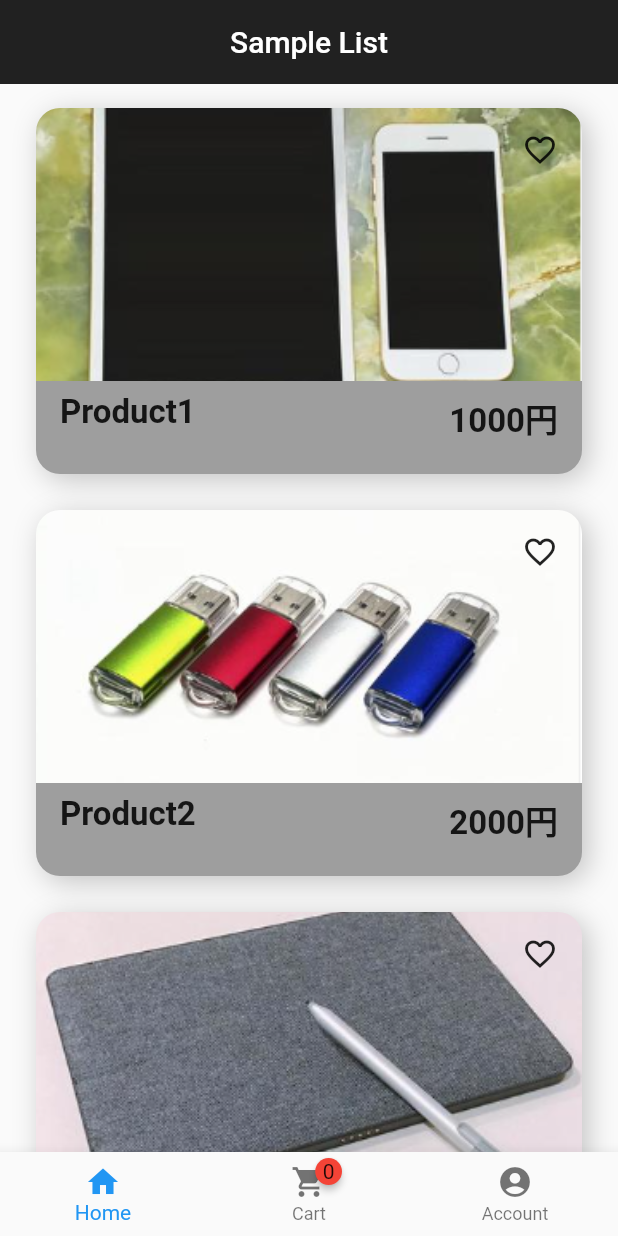
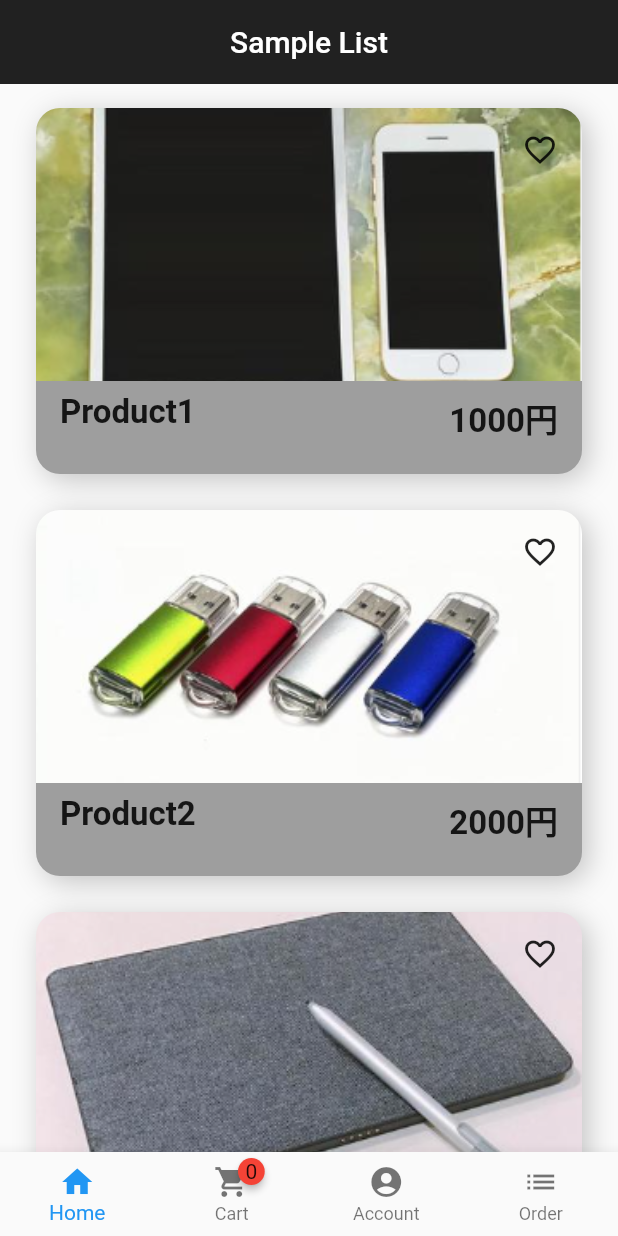
Before and after one commit to AppDeveloperMLLB/sample_shopping_app, a Flutter app: the BottomNavigationPage screen opened by its route, on a phone screen of 412 x 824 dp. Run offline on Flutter 3.47's test engine with Material 2 defaults, Android fonts, the phone set to English and light mode, and no system bars; drawn by our look-alikes of badges; our stand-ins replace flutter_riverpod, freezed_annotation, go_router, rxdart.

Commit message:
imprements temp order page

```diff
--- a/lib/src/features/cart/data/repository/in_memory_order_repository.dart
+++ b/lib/src/features/cart/data/repository/in_memory_order_repository.dart
@@ -18,4 +18,9 @@ class InMemoryOrderRepository implements OrderRepository {
     _orderList.add(order);
     _order.value = _orderList;
   }
+
+  @override
+  Stream<List<Order>> watchOrder() {
+    return _order.stream;
+  }
 }
--- a/lib/src/features/cart/domain/repository/order_repository.dart
+++ b/lib/src/features/cart/domain/repository/order_repository.dart
@@ -3,12 +3,21 @@ import 'package:sample_shopping_app/src/features/cart/domain/models/cart_item.da
 
 abstract class OrderRepository {
   Future<void> add(Order order);
+  Stream<List<Order>> watchOrder();
 }
 
 class Order {
   final String id;
+  final String userId;
   final DateTime date;
-  final List<CartItem> cartItems;
+  final String productId;
+  final int num;
 
-  Order({required this.id, required this.date, required this.cartItems});
+  Order({
+    required this.id,
+    required this.userId,
+    required this.date,
+    required this.productId,
+    required this.num,
+  });
 }
--- a/lib/src/features/cart/presentation/cart_item_count_changer_widget.dart
+++ b/lib/src/features/cart/presentation/cart_item_count_changer_widget.dart
@@ -43,6 +43,10 @@ class CartItemCountText extends ConsumerWidget {
   Widget build(BuildContext context, WidgetRef ref) {
     final state = ref.watch(cartProvider.select(
       (value) {
+        if(value.value == null || value.value!.isEmpty){
+          return 0;
+        }
+
         return value.value!
             .firstWhere((element) => element.product.id == productId)
             ?.num;
--- a/lib/src/features/order/application/order_application_service.dart
+++ b/lib/src/features/order/application/order_application_service.dart
@@ -1,3 +1,13 @@
+import 'package:flutter_riverpod/flutter_riverpod.dart';
+import 'package:sample_shopping_app/src/features/cart/domain/repository/order_repository.dart';
+import 'package:sample_shopping_app/src/features/order/application/order_data.dart';
+import 'package:sample_shopping_app/src/locator/repository_locator.dart';
+
 class OrderApplicationService {
-  Future<OrderData>
+
 }
+
+final orderListProvider = StreamProvider<List<Order>>((ref) {
+  final orderRepository = RepositoryLocator.instance.get<OrderRepository>();
+  return orderRepository.watchOrder();
+});
--- /dev/null
+++ b/lib/src/features/order/presentation/order_card.dart
@@ -0,0 +1,21 @@
+import 'package:flutter/material.dart';
+import 'package:flutter_riverpod/flutter_riverpod.dart';
+import 'package:sample_shopping_app/src/features/order/application/order_application_service.dart';
+
+class OrderCard extends ConsumerWidget {
+  final String orderId;
+  const OrderCard({Key? key, required this.orderId}) : super(key: key);
+
+  @override
+  Widget build(BuildContext context, WidgetRef ref) {
+    final order = ref.watch(orderListProvider.select((value) =>
+        value.value!.firstWhere((element) => element.id == orderId)));
+    return Column(
+      children: [
+        Text(orderId),
+        Text(order.date.toString()),
+        Text(order.productId),
+      ],
+    );
+  }
+}
--- a/lib/src/features/order/presentation/order_list_page.dart
+++ b/lib/src/features/order/presentation/order_list_page.dart
@@ -1,4 +1,5 @@
   import 'package:flutter/material.dart';
+import 'package:sample_shopping_app/src/features/order/presentation/order_list.dart';
 
 class OrderListPage extends StatelessWidget {
   const OrderListPage({Key? key}) : super(key: key);
@@ -7,8 +8,8 @@ class OrderListPage extends StatelessWidget {
   Widget build(BuildContext context) {
     return Scaffold(
       appBar: AppBar(title: Text(""),),
-      body: SafeArea(
-        child: ,
+      body: const SafeArea(
+        child: OrderList(),
       ),
     );
   }
--- a/lib/src/home_page.dart
+++ b/lib/src/home_page.dart
@@ -4,6 +4,7 @@ import 'package:flutter_riverpod/flutter_riverpod.dart';
 import 'package:sample_shopping_app/src/features/authentication/presentation/acount/account_page.dart';
 import 'package:sample_shopping_app/src/features/cart/application/cart_application_service.dart';
 import 'package:sample_shopping_app/src/features/cart/presentation/shopping_cart_page.dart';
+import 'package:sample_shopping_app/src/features/order/presentation/order_list_page.dart';
 import 'package:sample_shopping_app/src/features/product_list/presentation/product_list_page.dart';
 
 class BottomNavigationPage extends StatefulWidget {
@@ -19,6 +20,7 @@ class _BottomNavigationPageState extends State<BottomNavigationPage> {
     const ProductListPage(),
     const ShoppingCartPage(),
     const AccountPage(),
+    const OrderListPage(),
   ];
 
   // どのページを表示するか指定するindex
@@ -40,10 +42,11 @@ class _BottomNavigationPageState extends State<BottomNavigationPage> {
           onTap: _onTapped,
           fixedColor: Colors.blue,
           items: const <BottomNavigationBarItem>[
-            BottomNavigationBarItem(icon: Icon(Icons.home), label: 'Home'),
-            BottomNavigationBarItem(icon: ShoppingCartIcon(), label: 'Cart'),
+            BottomNavigationBarItem(icon: Icon(Icons.home), label: 'Home',),
+            BottomNavigationBarItem(icon: ShoppingCartIcon(), label: 'Cart',),
             BottomNavigationBarItem(
-                icon: Icon(Icons.account_circle), label: 'Account'),
+                icon: Icon(Icons.account_circle), label: 'Account',),
+            BottomNavigationBarItem(icon: Icon(Icons.list), label: 'Order',),
             // BottomNavigationBarItem(
             //     icon: Icon(Icons.local_shipping), label: 'Delivery'),
             // BottomNavigationBarItem(icon: Icon(Icons.list), label: 'Sample'),
--- a/lib/src/routing/app_router.dart
+++ b/lib/src/routing/app_router.dart
@@ -73,6 +73,7 @@ final goRouterProvider = Provider<GoRouter>((ref) {
                 );
               },
             ),
+
           ]),
       // GoRoute(
       //   path: '/',
```
Also changed, not shown: lib/src/features/cart/application/cart_application_service.dart (+22 -10 lines), lib/src/features/cart/presentation/cart_item_count_change_controller.dart (deleted, +0 -12 lines), lib/src/features/order/presentation/order_list.dart (added, +21 -0 lines), lib/src/features/order/presentation/order_list_controller.dart (added, +29 -0 lines).
